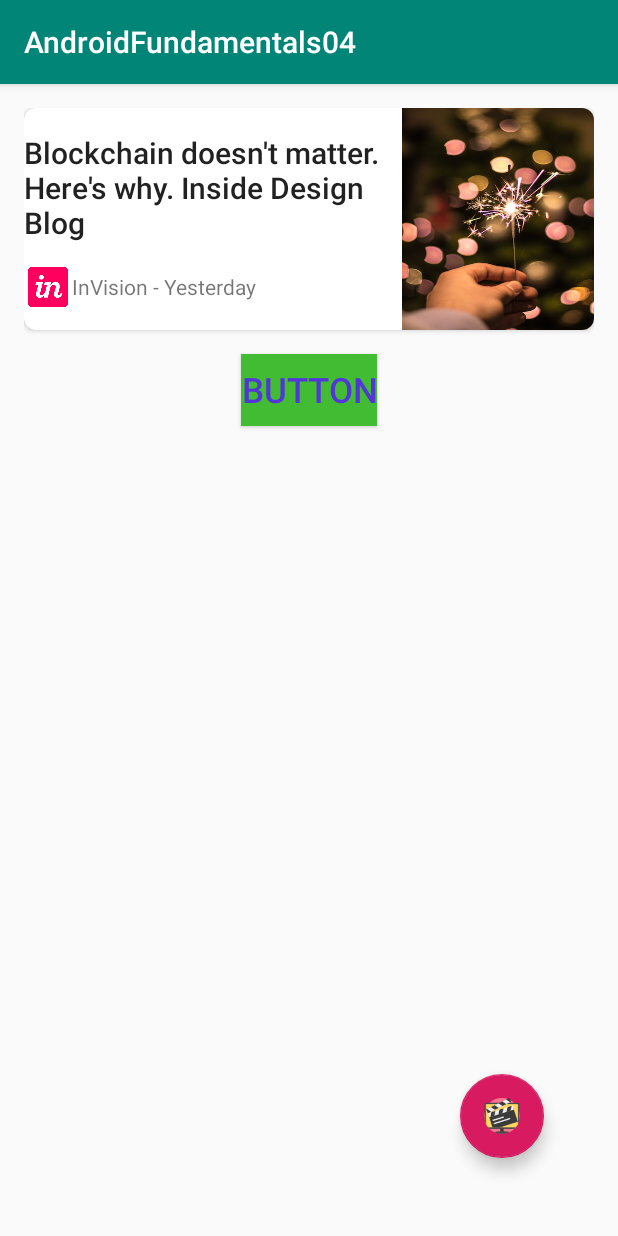
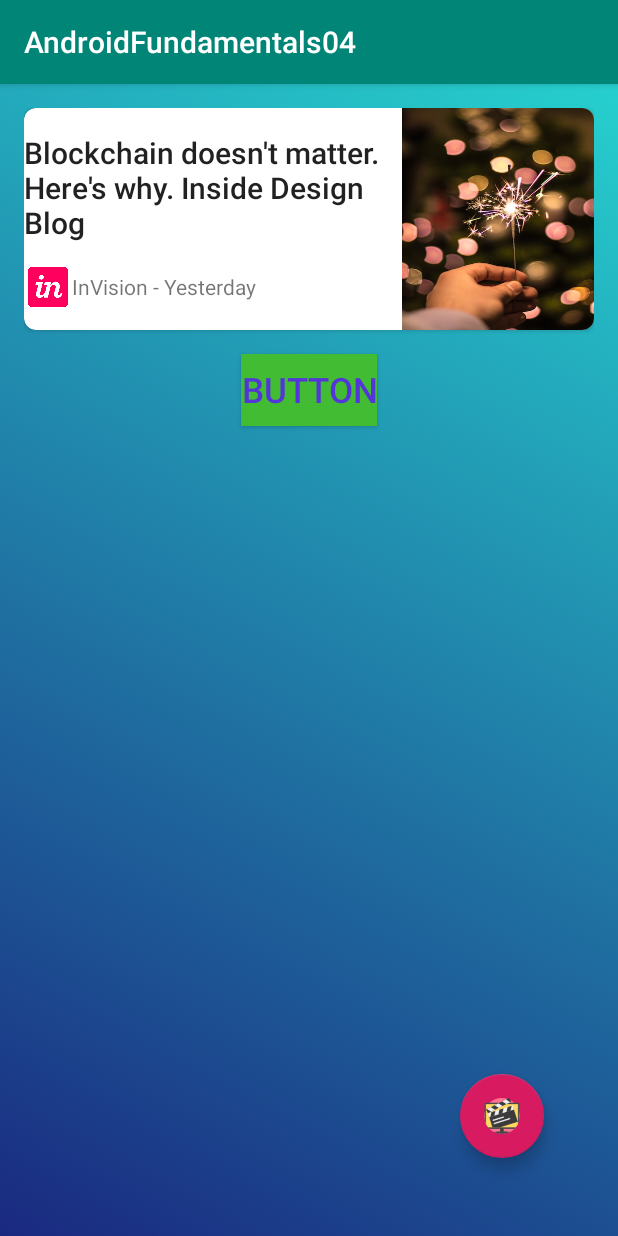
Before and after one commit to magdamiu/AndroidFundamentals04, an Android app: the StylesActivity screen opened directly, with no data from a screen before it, on a phone screen of 412 x 824 dp. Run offline under Robolectric (Android 15) with nearby library versions, the phone set to English and light mode, and no system bars.

Commit message:
animation sample plus asking for camera permission

```diff
--- a/app/src/main/AndroidManifest.xml
+++ b/app/src/main/AndroidManifest.xml
@@ -3,6 +3,7 @@
     package="com.magdamiu.androidfundamentals04">
 
     <uses-permission android:name="android.permission.INTERNET" />
+    <uses-permission android:name="android.permission.CAMERA" />
 
     <application
         android:allowBackup="true"
--- a/app/src/main/java/com/magdamiu/androidfundamentals04/styles/StylesActivity.java
+++ b/app/src/main/java/com/magdamiu/androidfundamentals04/styles/StylesActivity.java
@@ -1,9 +1,14 @@
 package com.magdamiu.androidfundamentals04.styles;
 
+import androidx.annotation.NonNull;
 import androidx.appcompat.app.AppCompatActivity;
+import androidx.constraintlayout.widget.ConstraintLayout;
+import androidx.core.app.ActivityCompat;
 import androidx.core.content.ContextCompat;
 
+import android.content.pm.PackageManager;
 import android.graphics.Color;
+import android.graphics.drawable.AnimationDrawable;
 import android.os.Bundle;
 import android.view.View;
 import android.widget.TextView;
@@ -12,12 +17,36 @@ import android.widget.Toast;
 import com.google.android.material.snackbar.Snackbar;
 import com.magdamiu.androidfundamentals04.R;
 
+import static android.Manifest.permission.CAMERA;
+
 public class StylesActivity extends AppCompatActivity {
+    private static final int REQUEST_CODE_CAMERA = 23;
+    private ConstraintLayout constraintLayout;
 
     @Override
     protected void onCreate(Bundle savedInstanceState) {
         super.onCreate(savedInstanceState);
         setContentView(R.layout.activity_styles);
+
+        constraintLayout = findViewById(R.id.constraintParent);
+        setAnimation();
+
+        if (ContextCompat.checkSelfPermission(StylesActivity.this, CAMERA) != PackageManager.PERMISSION_GRANTED) {
+            // unhappy path
+            ActivityCompat.requestPermissions(StylesActivity.this, new String[]{CAMERA}, REQUEST_CODE_CAMERA);
+        } else {
+            // happy path
+        }
+    }
+
+    @Override
+    public void onRequestPermissionsResult(int requestCode, @NonNull String[] permissions, @NonNull int[] grantResults) {
+        super.onRequestPermissionsResult(requestCode, permissions, grantResults);
+        if (requestCode == REQUEST_CODE_CAMERA) {
+            if (grantResults.length > 0 && grantResults[0] == PackageManager.PERMISSION_GRANTED) {
+                // user accepted to grant camera permission
+            }
+        }
     }
 
     public void fabOnClick(View view) {
@@ -36,4 +65,11 @@ public class StylesActivity extends AppCompatActivity {
         textView.setTextColor(Color.GREEN);
         snackbar.show();
     }
+
+    private void setAnimation() {
+        AnimationDrawable animationDrawable = (AnimationDrawable) constraintLayout.getBackground();
+        animationDrawable.setEnterFadeDuration(2500);
+        animationDrawable.setExitFadeDuration(5000);
+        animationDrawable.start();
+    }
 }
--- /dev/null
+++ b/app/src/main/res/drawable/animation_list.xml
@@ -0,0 +1,18 @@
+<?xml version="1.0" encoding="utf-8"?>
+<animation-list xmlns:android="http://schemas.android.com/apk/res/android">
+    <item
+        android:drawable="@drawable/gradient_1"
+        android:duration="5000" />
+    <item
+        android:drawable="@drawable/gradient_2"
+        android:duration="5000" />
+    <item
+        android:drawable="@drawable/gradient_3"
+        android:duration="5000" />
+    <item
+        android:drawable="@drawable/gradient_4"
+        android:duration="5000" />
+    <item
+        android:drawable="@drawable/gradient_5"
+        android:duration="5000" />
+</animation-list>
--- /dev/null
+++ b/app/src/main/res/drawable/gradient_1.xml
@@ -0,0 +1,7 @@
+<?xml version="1.0" encoding="utf-8"?>
+<shape xmlns:android="http://schemas.android.com/apk/res/android">
+    <gradient
+        android:angle="225"
+        android:endColor="#1a2980"
+        android:startColor="#26d0ce" />
+</shape>
--- /dev/null
+++ b/app/src/main/res/drawable/gradient_2.xml
@@ -0,0 +1,7 @@
+<?xml version="1.0" encoding="utf-8"?>
+<shape xmlns:android="http://schemas.android.com/apk/res/android">
+    <gradient
+        android:angle="45"
+        android:endColor="#614385"
+        android:startColor="#516395" />
+</shape>
--- /dev/null
+++ b/app/src/main/res/drawable/gradient_3.xml
@@ -0,0 +1,7 @@
+<?xml version="1.0" encoding="utf-8"?>
+<shape xmlns:android="http://schemas.android.com/apk/res/android">
+    <gradient
+        android:angle="135"
+        android:endColor="#1d2b64"
+        android:startColor="#f8cdda" />
+</shape>
--- /dev/null
+++ b/app/src/main/res/drawable/gradient_4.xml
@@ -0,0 +1,7 @@
+<?xml version="1.0" encoding="utf-8"?>
+<shape xmlns:android="http://schemas.android.com/apk/res/android">
+    <gradient
+        android:angle="45"
+        android:endColor="#ff512f"
+        android:startColor="#dd2476" />
+</shape>
--- /dev/null
+++ b/app/src/main/res/drawable/gradient_5.xml
@@ -0,0 +1,7 @@
+<?xml version="1.0" encoding="utf-8"?>
+<shape xmlns:android="http://schemas.android.com/apk/res/android">
+    <gradient
+        android:angle="135"
+        android:endColor="#34e89e"
+        android:startColor="#0f3443" />
+</shape>
--- a/app/src/main/res/layout/activity_styles.xml
+++ b/app/src/main/res/layout/activity_styles.xml
@@ -5,6 +5,8 @@
     android:layout_width="match_parent"
     android:layout_height="match_parent"
     android:padding="@dimen/activity_vertical_margin"
+    android:id="@+id/constraintParent"
+    android:background="@drawable/animation_list"
     tools:context=".styles.StylesActivity">
 
     <androidx.cardview.widget.CardView
```
